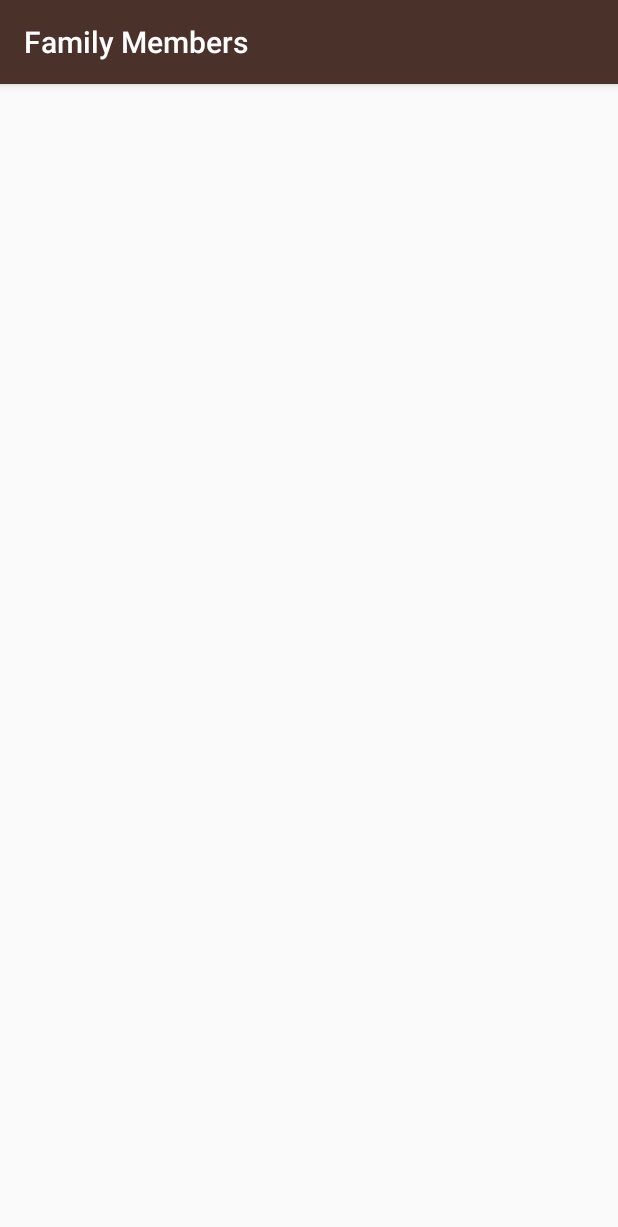
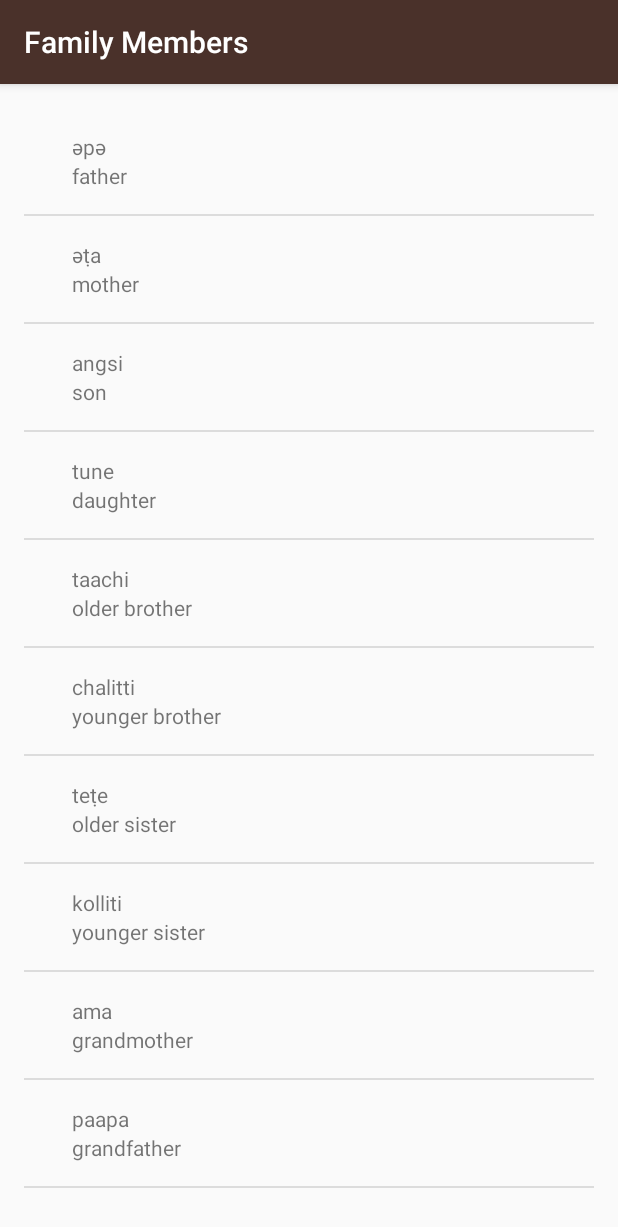
Before and after one commit to Altamarit/Learn_MultiScreen, an Android app: the FamilyActivity screen opened directly, with no data from a screen before it, on a phone screen of 412 x 824 dp. Shown: the top 1227 px of the screen. Run offline under Robolectric (Android 15) with nearby library versions, the phone set to English and light mode, and no system bars.

Commit message:
Completed translations for all 4 screens.

```diff
--- a/app/src/main/java/com/example/android/miwok/FamilyActivity.java
+++ b/app/src/main/java/com/example/android/miwok/FamilyActivity.java
@@ -2,12 +2,37 @@
 
 import android.support.v7.app.AppCompatActivity;
 import android.os.Bundle;
+import android.widget.ListView;
+
+import java.util.ArrayList;
 
 public class FamilyActivity extends AppCompatActivity {
 
     @Override
     protected void onCreate(Bundle savedInstanceState) {
         super.onCreate(savedInstanceState);
-        setContentView(R.layout.activity_family);
+        setContentView(R.layout.word_list);
+
+        //  Array with numbers
+        ArrayList<Word> words = new ArrayList<Word>();
+        words.add(new Word("father", "әpә"));
+        words.add(new Word("mother", "әṭa"));
+        words.add(new Word("son", "angsi"));
+        words.add(new Word("daughter", "tune"));
+        words.add(new Word("older brother", "taachi"));
+        words.add(new Word("younger brother", "chalitti"));
+        words.add(new Word("older sister", "teṭe"));
+        words.add(new Word("younger sister", "kolliti"));
+        words.add(new Word("grandmother", "ama"));
+        words.add(new Word("grandfather", "paapa"));
+
+        //  Create array adapter
+//        ArrayAdapter<Word> itemsAdapter = new ArrayAdapter<Word>(this, android.R.layout.simple_list_item_1, words);
+        WordAdapter itemsAdapter = new WordAdapter(this, words);
+
+        //  Localize the ListView
+        ListView listView = (ListView) findViewById(R.id.list);
+        //  Pass the array adapter into the ListView
+        listView.setAdapter(itemsAdapter);
     }
 }
--- a/app/src/main/res/layout/activity_family.xml
+++ /dev/null
@@ -1,13 +0,0 @@
-<?xml version="1.0" encoding="utf-8"?>
-<RelativeLayout xmlns:android="http://schemas.android.com/apk/res/android"
-    xmlns:tools="http://schemas.android.com/tools"
-    android:id="@+id/activity_family"
-    android:layout_width="match_parent"
-    android:layout_height="match_parent"
-    android:paddingBottom="@dimen/activity_vertical_margin"
-    android:paddingLeft="@dimen/activity_horizontal_margin"
-    android:paddingRight="@dimen/activity_horizontal_margin"
-    android:paddingTop="@dimen/activity_vertical_margin"
-    tools:context="com.example.android.miwok.FamilyActivity">
-<!-- -->
-</RelativeLayout>
--- a/app/src/main/res/layout/activity_numbers.xml
+++ b/app/src/main/res/layout/word_list.xml
@@ -1,6 +1,5 @@
 <?xml version="1.0" encoding="utf-8"?>
 <ListView xmlns:android="http://schemas.android.com/apk/res/android"
-    xmlns:tools="http://schemas.android.com/tools"
     android:id="@+id/list"
     android:layout_width="match_parent"
     android:layout_height="match_parent"
@@ -9,5 +8,5 @@
     android:paddingLeft="@dimen/activity_horizontal_margin"
     android:paddingRight="@dimen/activity_horizontal_margin"
     android:paddingTop="@dimen/activity_vertical_margin"
-    tools:context="com.example.android.miwok.NumbersActivity" />
+    />
     <!---->
```
Also changed, not shown: app/src/main/java/com/example/android/miwok/ColorsActivity.java (+25 -1 lines), app/src/main/java/com/example/android/miwok/NumbersActivity.java (+4 -3 lines), app/src/main/java/com/example/android/miwok/PhrasesActivity.java (+26 -1 lines), app/src/main/res/layout/activity_colors.xml (deleted, +0 -13 lines), app/src/main/res/layout/activity_phrases.xml (deleted, +0 -14 lines), app/src/main/res/layout/list_item.xml (+3 -15 lines).
